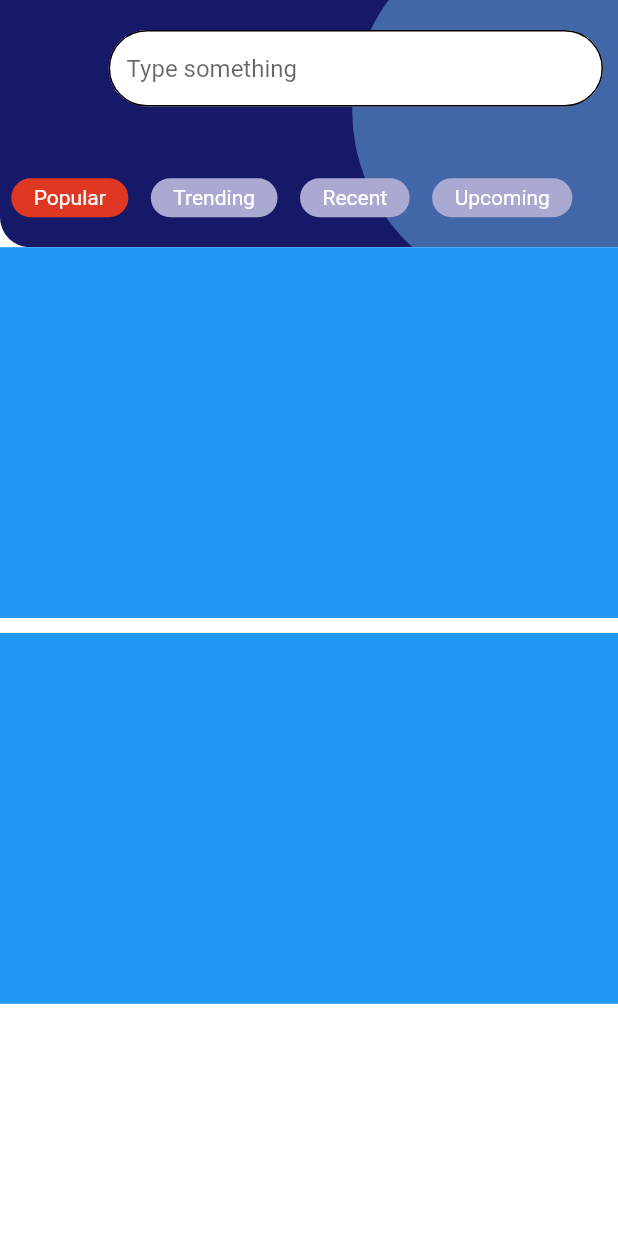
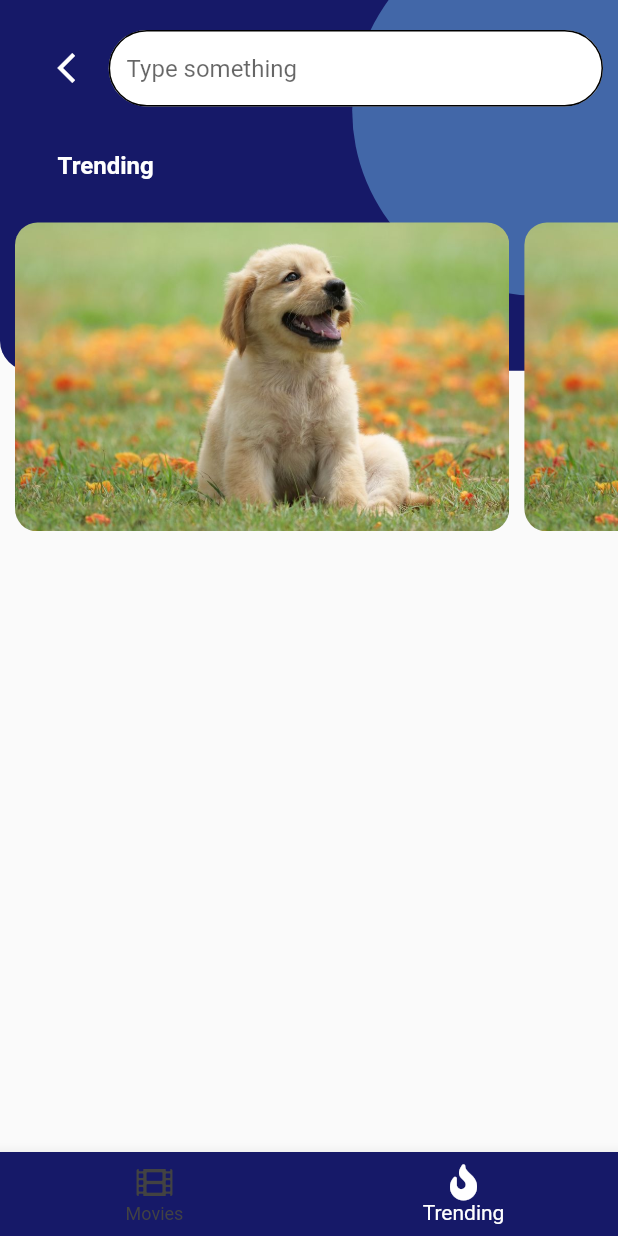
Before and after one commit to sharmashashi/GCA_DEC_JAN_FLUTTER, a Flutter app: the screen it shows after launch, on a phone screen of 412 x 824 dp. Run offline on Flutter 3.47's test engine with Material 2 defaults, Android fonts, the phone set to English and light mode, and no system bars; our stand-ins replace font_awesome_flutter, get.

Commit message:
used bottom nav bar to show two pages in home

```diff
--- /dev/null
+++ b/lib/custom_widgets/trending_card.dart
@@ -0,0 +1,24 @@
+import 'package:flutter/material.dart';
+import 'package:get/get.dart';
+
+class TrendingCard extends StatelessWidget {
+  @override
+  Widget build(BuildContext context) {
+    return Padding(
+        padding: const EdgeInsets.only(left: 10.0), child: _background());
+  }
+
+  Widget _background() {
+    return SizedBox(
+      height: Get.height * .25,
+      width: Get.width * .8,
+      child: ClipRRect(
+        borderRadius: BorderRadius.circular(15),
+        child: Image.asset(
+          "assets/dog.jpg",
+          fit: BoxFit.fitHeight,
+        ),
+      ),
+    );
+  }
+}
--- a/lib/main.dart
+++ b/lib/main.dart
@@ -1,5 +1,5 @@
 import 'package:flutter/material.dart';
-import 'package:fluttergca/screens/movies/movies.dart';
+import 'package:fluttergca/screens/home/home.dart';
 import 'package:get/get.dart';
 
 void main() async {
@@ -14,7 +14,7 @@ class MyApp extends StatelessWidget {
   Widget build(BuildContext context) {
     return GetMaterialApp(
       debugShowCheckedModeBanner: false,
-      home: Movies(),
+      home: Home(),
     );
   }
 }
--- /dev/null
+++ b/lib/screens/home/home.dart
@@ -0,0 +1,57 @@
+import 'package:flutter/material.dart';
+import 'package:fluttergca/screens/home/homecontroller.dart';
+import 'package:fluttergca/utils/custom_color.dart';
+import 'package:font_awesome_flutter/font_awesome_flutter.dart';
+import 'package:get/get.dart';
+
+class Home extends StatelessWidget {
+  HomeController homeController = HomeController();
+
+  @override
+  Widget build(BuildContext context) {
+    return Scaffold(
+      extendBody: true,
+      bottomNavigationBar: _bottomNavBar(),
+      body: _body(),
+    );
+  }
+
+  Widget _body() {
+    return GetBuilder(
+      init: homeController,
+      builder: (_) {
+        return homeController.homePage;
+      },
+    );
+  }
+
+  Widget _bottomNavBar() {
+    return GetBuilder(
+      init: homeController,
+      builder: (_) => BottomNavigationBar(
+        onTap: (index) {
+          homeController.onNavbarItemTap(index);
+        },
+        currentIndex: homeController.navbarIndex,
+        backgroundColor: CustomColors.primaryBlue,
+        selectedItemColor: Colors.white,
+        unselectedItemColor: Colors.grey.shade800,
+        items: _navbarItems(),
+      ),
+    );
+  }
+
+  List<BottomNavigationBarItem> _navbarItems() {
+    return [
+      eachNavbarItem(title: "Movies", iconData: FontAwesomeIcons.film),
+      eachNavbarItem(title: "Trending", iconData: FontAwesomeIcons.fire)
+    ];
+  }
+
+  BottomNavigationBarItem eachNavbarItem({String title, IconData iconData}) {
+    return BottomNavigationBarItem(
+      icon: FaIcon(iconData),
+      title: Text(title),
+    );
+  }
+}
--- /dev/null
+++ b/lib/screens/home/homecontroller.dart
@@ -0,0 +1,17 @@
+import 'package:flutter/material.dart';
+import 'package:fluttergca/screens/movies/movies.dart';
+import 'package:fluttergca/screens/trending/trending.dart';
+import 'package:get/state_manager.dart';
+
+class HomeController extends GetxController {
+  int navbarIndex = 1;
+
+  onNavbarItemTap(int index) {
+    navbarIndex = index;
+    update();
+  }
+
+  List<Widget> _homePages = [Movies(), Trending()];
+
+  Widget get homePage => _homePages[navbarIndex];
+}
--- a/lib/screens/movies/movies.dart
+++ b/lib/screens/movies/movies.dart
@@ -11,18 +11,21 @@ class Movies extends StatelessWidget {
   Orientation orientation = Orientation.portrait;
   final MoviesController moviesController = MoviesController();
 
-  final List<String> _categoryList = ["Popular", "Trending", "Recent","Upcoming"];
+  final List<String> _categoryList = [
+    "Popular",
+    "Trending",
+    "Recent",
+    "Upcoming",
+    "4K"
+  ];
   @override
   Widget build(BuildContext context) {
     return OrientationBuilder(
       builder: (context, orientation) {
         this.orientation = orientation;
-        return Scaffold(
-          backgroundColor: CustomColors.background,
-          body: orientation == Orientation.portrait
+        return orientation == Orientation.portrait
             ? _portraitView()
-              : _landscapeView(),
-        );
+            : _landscapeView();
       },
     );
   }
@@ -85,6 +88,8 @@ class Movies extends StatelessWidget {
           color: Colors.transparent,
           height: Get.height * .08,
           width: Get.width,
+          child: SingleChildScrollView(
+            scrollDirection: Axis.horizontal,
             child: Row(
               children: [
                 for (String category in _categoryList)
@@ -107,6 +112,7 @@ class Movies extends StatelessWidget {
                 //     title: "Recent",
                 //     index: 2)
               ],
+            ),
           )),
     );
   }
@@ -140,7 +146,7 @@ class Movies extends StatelessWidget {
       child: ListView(
         children: [
           MovieCard(),
-          SizedBox(height:10),
+          SizedBox(height: 10),
           MovieCard(),
         ],
       ),
--- /dev/null
+++ b/lib/screens/trending/trending.dart
@@ -0,0 +1,108 @@
+import 'package:flutter/material.dart';
+import 'package:fluttergca/custom_widgets/search_bar.dart';
+import 'package:fluttergca/custom_widgets/trending_card.dart';
+import 'package:fluttergca/utils/custom_color.dart';
+import 'package:get/get.dart';
+
+class Trending extends StatelessWidget {
+  @override
+  Widget build(BuildContext context) {
+    return Column(
+      children: [
+        SizedBox(
+          height: MediaQuery.of(context).padding.top,
+        ),
+        SizedBox(
+          height: Get.height * .43,
+          width: Get.width,
+          child: Stack(
+            children: [
+              _appbar(),
+              Positioned(bottom: 0, child: _topTrendings()),
+            ],
+          ),
+        )
+      ],
+    );
+  }
+
+  Widget _topTrendings() {
+    return Container(
+      height: Get.height * .25,
+      width: Get.width,
+      color: Colors.transparent,
+      child: SingleChildScrollView(
+        scrollDirection: Axis.horizontal,
+        child: Row(
+          children: [
+            TrendingCard(),
+            TrendingCard(),
+            TrendingCard(),
+            TrendingCard(),
+            TrendingCard(),
+          ],
+        ),
+      ),
+    );
+  }
+
+  Widget _appbar() {
+    return Stack(
+      children: [
+        Container(
+          height: Get.height * .30,
+          width: Get.width,
+          decoration: BoxDecoration(
+              color: CustomColors.primaryBlue,
+              borderRadius: BorderRadius.only(
+                  bottomLeft: Radius.circular(20),
+                  bottomRight: Radius.circular(20))),
+        ),
+        Positioned(
+          right: -70,
+          top: -50,
+          child: Container(
+            height: Get.height * .3,
+            width: Get.height * .3,
+            decoration: BoxDecoration(
+                // borderRadius:
+                //     BorderRadius.only(bottomRight: Radius.circular(20)),
+                color: CustomColors.lightBlue,
+                shape: BoxShape.circle),
+          ),
+        ),
+        Positioned(
+            top: 10,
+            right: 0,
+            child: Column(
+              crossAxisAlignment: CrossAxisAlignment.start,
+              children: [
+                Row(
+                  children: [
+                    Icon(
+                      Icons.arrow_back_ios,
+                      color: Colors.white,
+                    ),
+                    _searchBar(),
+                  ],
+                ),
+                SizedBox(
+                  height: 20,
+                ),
+                Text(
+                  "Trending",
+                  style: TextStyle(
+                      color: Colors.white,
+                      fontSize: 16,
+                      fontWeight: FontWeight.bold),
+                )
+              ],
+            )),
+      ],
+    );
+  }
+
+  Widget _searchBar() {
+    return SearchBar();
+  }
+}
--- /dev/null
+++ b/lib/screens/trending/trendingcontroller.dart
@@ -0,0 +1,3 @@
+import 'package:get/state_manager.dart';
+
+class TrendingController extends GetxController {}
--- a/lib/utils/custom_color.dart
+++ b/lib/utils/custom_color.dart
@@ -6,4 +6,5 @@ class CustomColors {
   static Color background = Colors.white;
   static Color lightPurple = Color(0xffa9a9d2);
   static Color orange = Color(0xffde3822);
+  static Color shadow = Colors.grey.shade300;
 }
--- a/pubspec.yaml
+++ b/pubspec.yaml
@@ -34,7 +34,7 @@ dependencies:
   image_picker: ^0.6.7
   path_provider: ^1.6.24
   sqflite: ^1.3.0
-  font_awesome: ^5.10.1
+  font_awesome_flutter: ^8.11.0
   flutter:
     sdk: flutter
 
```
Also changed, not shown: lib/custom_widgets/movie_card.dart (+97 -5 lines), pubspec.lock. Lines whose indentation alone changed are shown as unchanged.
